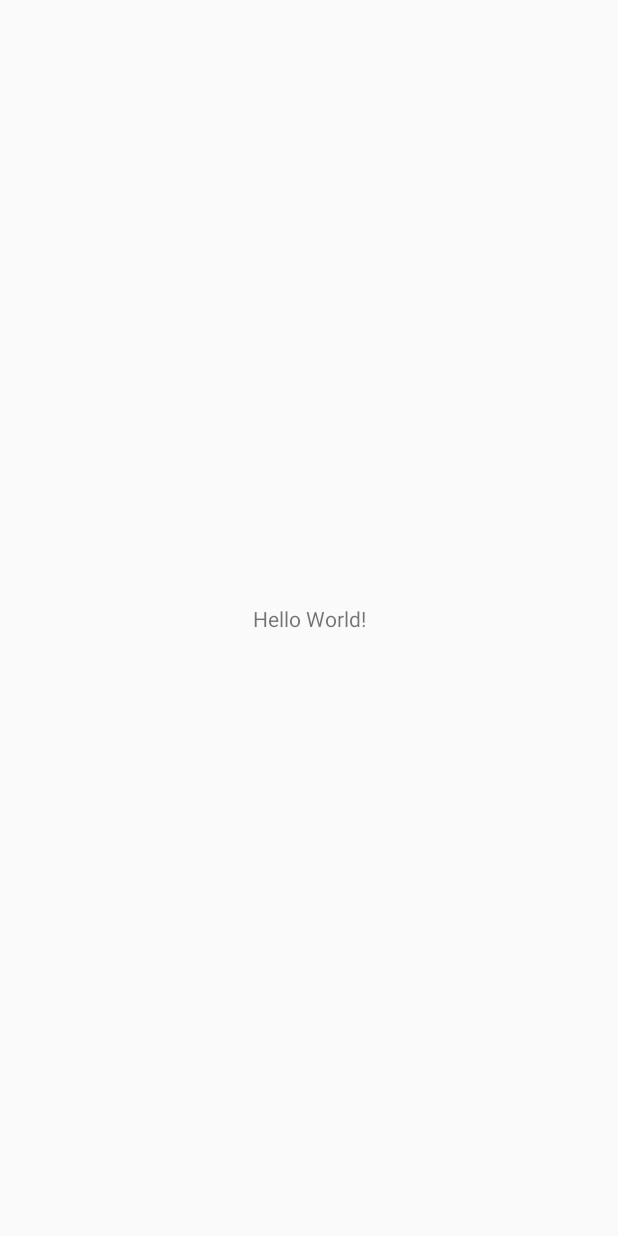
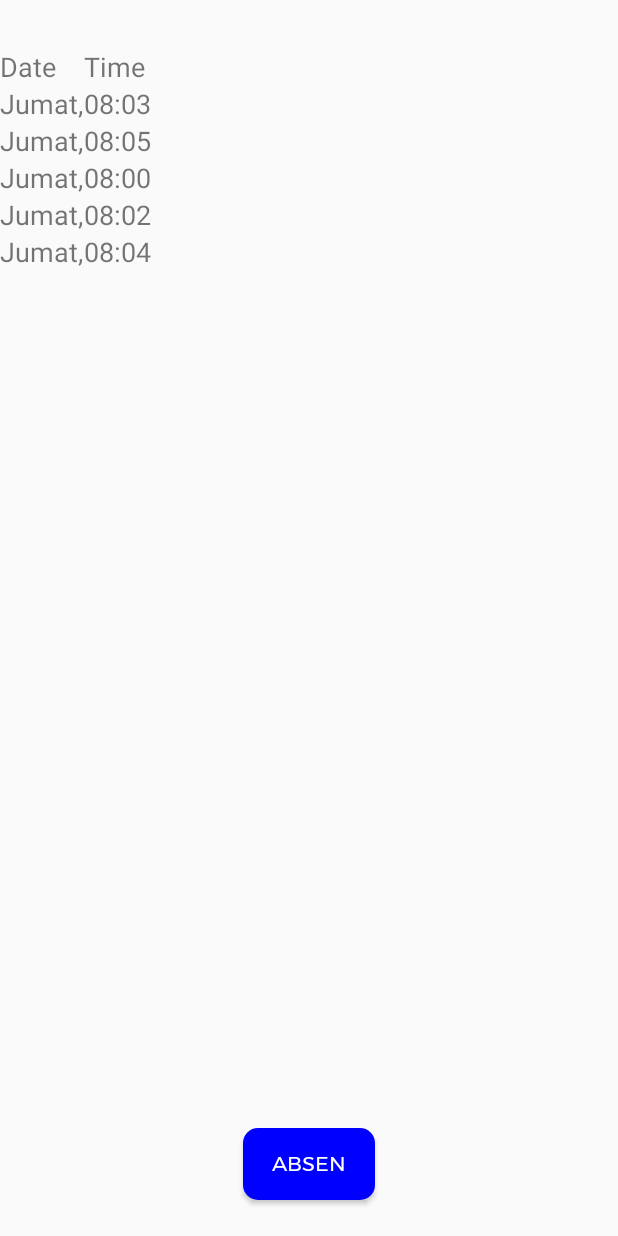
Before and after one commit to agustinanisaf/SquareCheck-android, an Android app: the screen it shows after launch (MainActivity before the commit, DetailAbsensiActivity after it), on a phone screen of 412 x 824 dp. Before the commit the screen is almost empty. Run offline under Robolectric (Android 15) with nearby library versions, the phone set to English and light mode, and no system bars.

Commit message:
Create Mahasiswa Detail Absensi Mata Kuliah Layout Fixes #7

```diff
--- a/app/build.gradle
+++ b/app/build.gradle
@@ -34,6 +34,7 @@ dependencies {
     implementation 'androidx.recyclerview:recyclerview:1.1.0'
 
     implementation 'com.google.code.gson:gson:2.8.5'
+    implementation 'com.google.android.material:material:1.2.1'
     def retrofit_ver = "2.9.0";
     implementation "com.squareup.retrofit2:retrofit:$retrofit_ver"
     implementation "com.squareup.retrofit2:converter-gson:$retrofit_ver"
--- a/app/src/main/AndroidManifest.xml
+++ b/app/src/main/AndroidManifest.xml
@@ -9,13 +9,14 @@
         android:roundIcon="@mipmap/ic_launcher_round"
         android:supportsRtl="true"
         android:theme="@style/AppTheme">
-        <activity android:name=".MainActivity">
+        <activity android:name=".DetailAbsensiActivity">
             <intent-filter>
                 <action android:name="android.intent.action.MAIN" />
 
                 <category android:name="android.intent.category.LAUNCHER" />
             </intent-filter>
         </activity>
+        <activity android:name=".MainActivity"></activity>
     </application>
 
 </manifest>
--- a/app/src/main/java/com/squarecheck/DetailAbsensiActivity.java
+++ b/app/src/main/java/com/squarecheck/DetailAbsensiActivity.java
@@ -1,8 +1,13 @@
 package com.squarecheck;
 
 import androidx.appcompat.app.AppCompatActivity;
+import androidx.recyclerview.widget.LinearLayoutManager;
+import androidx.recyclerview.widget.RecyclerView;
 
 import android.os.Bundle;
+
+import java.util.ArrayList;
+import java.util.List;
 
 public class DetailAbsensiActivity extends AppCompatActivity {
 
@@ -10,5 +15,22 @@ public class DetailAbsensiActivity extends AppCompatActivity {
     protected void onCreate(Bundle savedInstanceState) {
         super.onCreate(savedInstanceState);
         setContentView(R.layout.activity_detail_absensi);
+        RecyclerView recyclerView = findViewById(R.id.recyclerViewPresenceList);
+        TableViewAdapter adapter = new TableViewAdapter(getPresenceList());
+        LinearLayoutManager linearLayoutManager = new LinearLayoutManager(this);
+        recyclerView.setLayoutManager(linearLayoutManager);
+        recyclerView.setAdapter(adapter);
+    }
+
+    private List getPresenceList() {
+        List presenceList = new ArrayList<>();
+
+        presenceList.add(new PresenceModel("Jumat, 2 Nov 20", "08:03"));
+        presenceList.add(new PresenceModel("Jumat, 9 Nov 20", "08:05"));
+        presenceList.add(new PresenceModel("Jumat, 16 Nov 20", "08:00"));
+        presenceList.add(new PresenceModel("Jumat, 23 Nov 20", "08:02"));
+        presenceList.add(new PresenceModel("Jumat, 30 Nov 20", "08:04"));
+
+        return presenceList;
     }
 }
--- a/app/src/main/java/com/squarecheck/PresenceModel.java
+++ b/app/src/main/java/com/squarecheck/PresenceModel.java
@@ -1,4 +1,27 @@
 package com.squarecheck;
 
 public class PresenceModel {
+    private String date;
+    private String time;
+
+    public PresenceModel(String date, String time) {
+        this.date = date;
+        this.time = time;
+    }
+
+    public String getDate() {
+        return date;
+    }
+
+    public void setDate(String date) {
+        this.date = date;
+    }
+
+    public String getTime() {
+        return time;
+    }
+
+    public void setTime(String time) {
+        this.time = time;
+    }
 }
--- a/app/src/main/java/com/squarecheck/TableViewAdapter.java
+++ b/app/src/main/java/com/squarecheck/TableViewAdapter.java
@@ -1,4 +1,69 @@
 package com.squarecheck;
 
-public class TableViewAdapter {
+import android.annotation.SuppressLint;
+import android.view.LayoutInflater;
+import android.view.View;
+import android.view.ViewGroup;
+import android.widget.TextView;
+
+import androidx.annotation.NonNull;
+import androidx.recyclerview.widget.RecyclerView;
+
+import java.util.List;
+
+public class TableViewAdapter extends RecyclerView.Adapter {
+    private List presenceList;
+
+    public TableViewAdapter(List presenceList) {
+        this.presenceList = presenceList;
+    }
+
+    @NonNull
+    @Override
+    public RecyclerView.ViewHolder onCreateViewHolder(@NonNull ViewGroup parent, int viewType) {
+        View itemView = LayoutInflater.from(parent.getContext()).inflate(R.layout.table_list_item, parent, false);
+
+        return new RowViewHolder(itemView);
+    }
+
+    @SuppressLint("SetTextI18n")
+    @Override
+    public void onBindViewHolder(@NonNull RecyclerView.ViewHolder holder, int position) {
+        RowViewHolder rowViewHolder = (RowViewHolder) holder;
+
+        int rowPos = rowViewHolder.getAdapterPosition();
+
+        if (rowPos == 0) {
+
+            //rowViewHolder.txtDate.setBackgroundResource(R.drawable.table_header_cell_bg);
+            //rowViewHolder.txtTime.setBackgroundResource(R.drawable.table_header_cell_bg);
+
+            rowViewHolder.txtDate.setText("Date");
+            rowViewHolder.txtTime.setText("Time");
+        } else {
+            PresenceModel modal = (PresenceModel) presenceList.get(rowPos - 1);
+
+            //rowViewHolder.txtDate.setBackgroundResource(R.drawable.table_content_cell_bg);
+            //rowViewHolder.txtTime.setBackgroundResource(R.drawable.table_content_cell_bg);
+
+            rowViewHolder.txtDate.setText(modal.getDate() + "");
+            rowViewHolder.txtTime.setText(modal.getTime());
+        }
+    }
+
+    @Override
+    public int getItemCount() {
+        return presenceList.size() + 1;
+    }
+
+    public class RowViewHolder extends RecyclerView.ViewHolder {
+        TextView txtDate;
+        TextView txtTime;
+
+        RowViewHolder(View itemView) {
+            super(itemView);
+            txtDate = itemView.findViewById(R.id.txtDate);
+            txtTime = itemView.findViewById(R.id.txtTime);
+        }
+    }
 }
--- a/app/src/main/res/drawable/rounded_button.xml
+++ b/app/src/main/res/drawable/rounded_button.xml
@@ -1,4 +1,7 @@
 <?xml version="1.0" encoding="utf-8"?>
 <shape xmlns:android="http://schemas.android.com/apk/res/android">
-
+    <corners
+        android:radius="10dp"/>
+    <solid
+        android:color="@color/blue"/>
 </shape>
--- a/app/src/main/res/layout/activity_detail_absensi.xml
+++ b/app/src/main/res/layout/activity_detail_absensi.xml
@@ -3,7 +3,36 @@
     xmlns:app="http://schemas.android.com/apk/res-auto"
     xmlns:tools="http://schemas.android.com/tools"
     android:layout_width="match_parent"
-    android:layout_height="match_parent"
-    tools:context=".DetailAbsensiActivity">
+    android:layout_height="match_parent">
+
+    <HorizontalScrollView
+        android:layout_width="match_parent"
+        android:layout_height="wrap_content"
+        android:layout_marginTop="32dp"
+        app:layout_constraintEnd_toEndOf="parent"
+        app:layout_constraintStart_toStartOf="parent"
+        app:layout_constraintTop_toTopOf="parent">
+
+        <androidx.recyclerview.widget.RecyclerView
+            android:id="@+id/recyclerViewPresenceList"
+            android:layout_width="wrap_content"
+            android:layout_height="wrap_content"
+            android:nestedScrollingEnabled="false"
+            tools:listitem="@layout/table_list_item" />
+
+    </HorizontalScrollView>
+
+    <Button
+        android:id="@+id/btnAbsen"
+        android:layout_width="wrap_content"
+        android:layout_height="wrap_content"
+        android:layout_marginBottom="24dp"
+        android:text="Absen"
+        android:background="@drawable/rounded_button"
+        android:textColor="@color/white"
+        android:fontFamily="@font/montserrat_regular"
+        app:layout_constraintBottom_toBottomOf="parent"
+        app:layout_constraintEnd_toEndOf="parent"
+        app:layout_constraintStart_toStartOf="parent" />
 
 </androidx.constraintlayout.widget.ConstraintLayout>
--- a/app/src/main/res/layout/table_list_item.xml
+++ b/app/src/main/res/layout/table_list_item.xml
@@ -1,6 +1,21 @@
 <?xml version="1.0" encoding="utf-8"?>
-<androidx.constraintlayout.widget.ConstraintLayout
-    xmlns:android="http://schemas.android.com/apk/res/android" android:layout_width="match_parent"
-    android:layout_height="match_parent">
+<LinearLayout xmlns:android="http://schemas.android.com/apk/res/android"
+    android:layout_width="wrap_content"
+    android:layout_height="wrap_content"
+    android:orientation="horizontal">
 
-</androidx.constraintlayout.widget.ConstraintLayout>
+    <TextView
+        android:id="@+id/txtDate"
+        android:layout_width="56dp"
+        android:layout_height="match_parent"
+        android:layout_gravity="top"
+        android:textSize="18sp" />
+
+    <TextView
+        android:id="@+id/txtTime"
+        android:layout_width="260dp"
+        android:layout_height="wrap_content"
+        android:layout_gravity="top"
+        android:textSize="18sp" />
+
+</LinearLayout>
--- a/app/src/main/res/layout/test.xml
+++ /dev/null
@@ -1,6 +0,0 @@
-<?xml version="1.0" encoding="utf-8"?>
-<androidx.constraintlayout.widget.ConstraintLayout
-    xmlns:android="http://schemas.android.com/apk/res/android" android:layout_width="match_parent"
-    android:layout_height="match_parent">
-
-</androidx.constraintlayout.widget.ConstraintLayout>
--- a/app/src/main/res/values/colors.xml
+++ b/app/src/main/res/values/colors.xml
@@ -16,9 +16,9 @@
     <color name="black10p">#10000000</color>
     <color name="black60p">#60000000</color>
     <color name="black87p">#87000000</color>
-
+    <color name="white">#ffffff</color>
     <color name="white60p">#60FFFFFF</color>
-
+    <color name="blue">#0000ff</color>
     <color name="gray">#707070</color>
     <color name="background">#f3f3f3</color>
     <color name="whitebone">#ececec</color>
```
